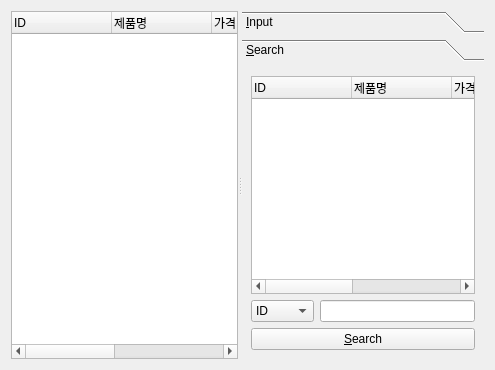
The window that productmanagerform.ui (Rasen1018/MINI-PROJECT3) describes before a commit, drawn with Qt 5.
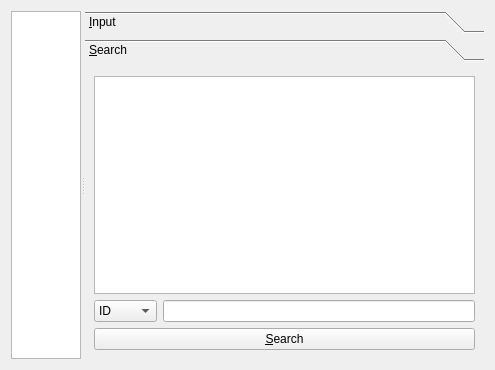
The same window after the commit. The open tabs and pages were chosen to show the change.

Diff of the .ui file:
```diff
--- a/productmanagerform.ui
+++ b/productmanagerform.ui
@@ -19,44 +19,31 @@
      <property name="orientation">
       <enum>Qt::Horizontal</enum>
      </property>
-     <widget class="QTreeWidget" name="treeWidget">
-      <property name="rootIsDecorated">
-       <bool>false</bool>
+     <widget class="QTableView" name="tableView">
+      <property name="focusPolicy">
+       <enum>Qt::ClickFocus</enum>
       </property>
-      <property name="uniformRowHeights">
-       <bool>false</bool>
+      <property name="contextMenuPolicy">
+       <enum>Qt::CustomContextMenu</enum>
       </property>
-      <property name="itemsExpandable">
-       <bool>false</bool>
+      <property name="sizeAdjustPolicy">
+       <enum>QAbstractScrollArea::AdjustToContents</enum>
       </property>
-      <property name="allColumnsShowFocus">
+      <property name="alternatingRowColors">
+       <bool>true</bool>
+      </property>
+      <property name="selectionBehavior">
+       <enum>QAbstractItemView::SelectRows</enum>
+      </property>
+      <property name="showGrid">
        <bool>false</bool>
       </property>
-      <column>
-       <property name="text">
-        <string>ID</string>
-       </property>
-      </column>
-      <column>
-       <property name="text">
-        <string>제품명</string>
-       </property>
-      </column>
-      <column>
-       <property name="text">
-        <string>가격</string>
-       </property>
-      </column>
-      <column>
-       <property name="text">
-        <string>재고량</string>
-       </property>
-      </column>
-      <column>
-       <property name="text">
-        <string>품목</string>
-       </property>
-      </column>
+      <attribute name="horizontalHeaderStretchLastSection">
+       <bool>true</bool>
+      </attribute>
+      <attribute name="verticalHeaderVisible">
+       <bool>false</bool>
+      </attribute>
      </widget>
      <widget class="QToolBox" name="toolBox">
       <property name="enabled">
@@ -70,7 +57,7 @@
         <rect>
          <x>0</x>
          <y>0</y>
-         <width>199</width>
+         <width>189</width>
          <height>310</height>
         </rect>
        </property>
@@ -189,7 +176,7 @@
         <rect>
          <x>0</x>
          <y>0</y>
-         <width>199</width>
+         <width>189</width>
          <height>310</height>
         </rect>
        </property>
@@ -200,38 +187,22 @@
         <item>
          <layout class="QVBoxLayout" name="verticalLayout_4">
           <item>
-           <widget class="QTreeWidget" name="searchTreeWidget">
-            <property name="rootIsDecorated">
-             <bool>false</bool>
+           <widget class="QTableView" name="searchTableView">
+            <property name="alternatingRowColors">
+             <bool>true</bool>
             </property>
-            <property name="itemsExpandable">
+            <property name="selectionBehavior">
+             <enum>QAbstractItemView::SelectRows</enum>
+            </property>
+            <property name="showGrid">
              <bool>false</bool>
             </property>
-            <column>
-             <property name="text">
-              <string>ID</string>
-             </property>
-            </column>
-            <column>
-             <property name="text">
-              <string>제품명</string>
-             </property>
-            </column>
-            <column>
-             <property name="text">
-              <string>가격</string>
-             </property>
-            </column>
-            <column>
-             <property name="text">
-              <string>재고량</string>
-             </property>
-            </column>
-            <column>
-             <property name="text">
-              <string>품목</string>
-             </property>
-            </column>
+            <attribute name="horizontalHeaderStretchLastSection">
+             <bool>true</bool>
+            </attribute>
+            <attribute name="verticalHeaderVisible">
+             <bool>false</bool>
+            </attribute>
            </widget>
           </item>
           <item>
```
Left out of the diff: 4 changed lines with no effect on the pictures.
